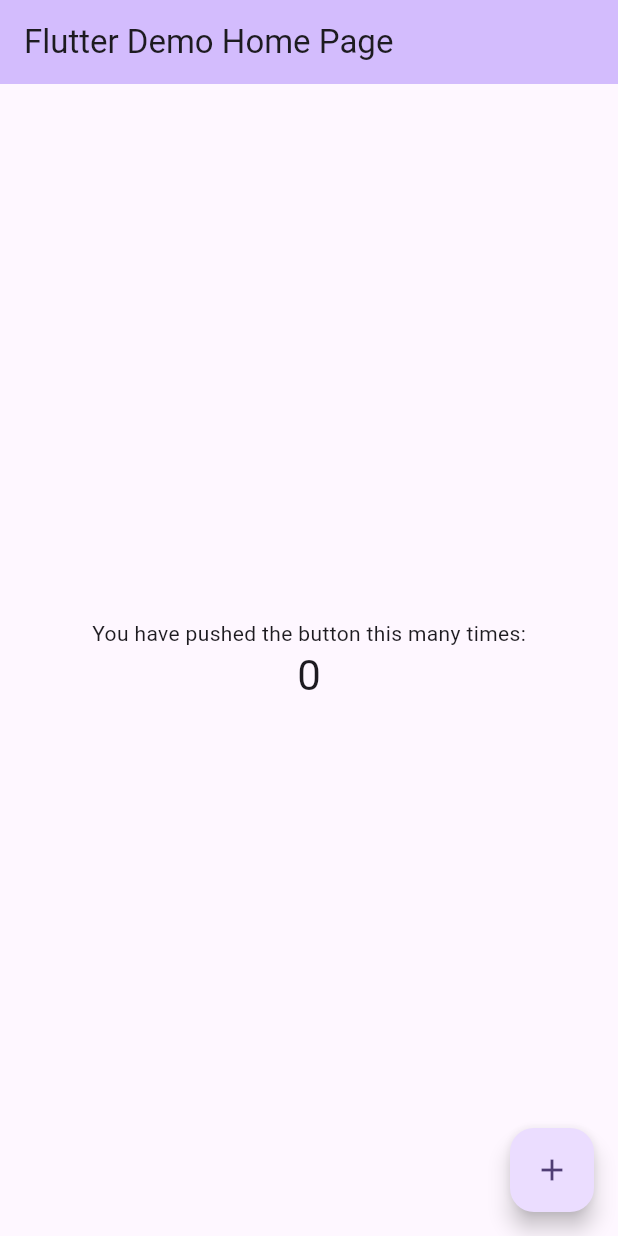
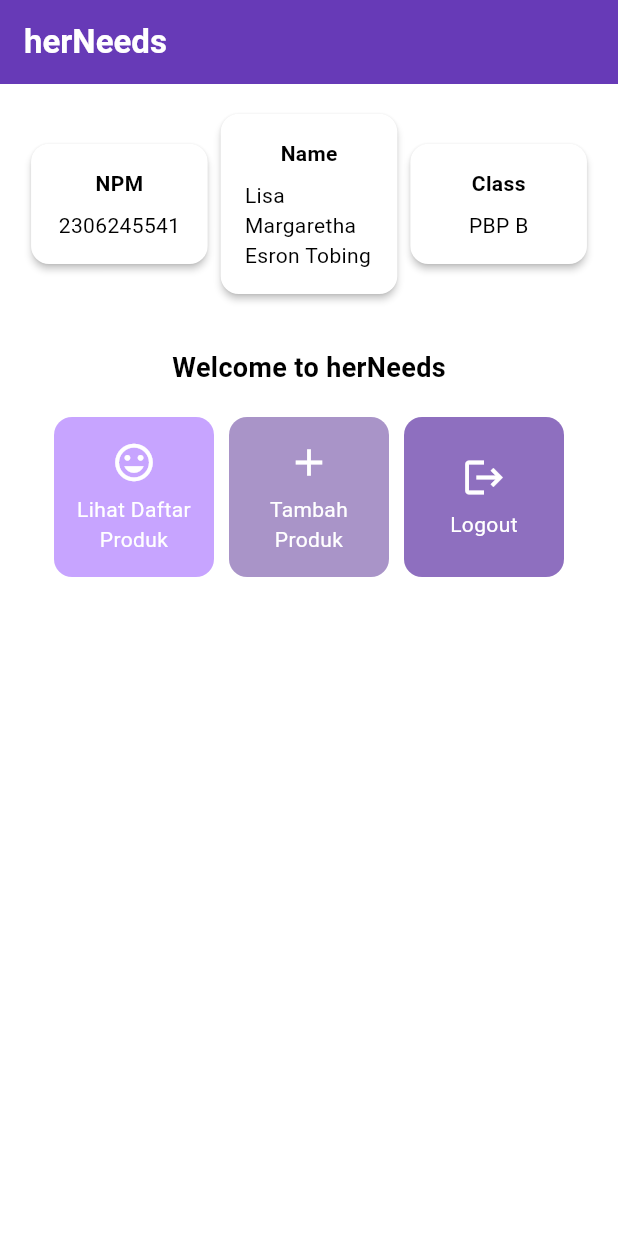
Before and after one commit to lisamrgrth/her-needs-mobile, a Flutter app: the screen it shows after launch, on a phone screen of 412 x 824 dp. Run offline on Flutter 3.47's test engine with Material 3 defaults, Android fonts, the phone set to English and light mode, and no system bars.

Commit message:
Menyelesaikan Tugas 7

```diff
--- a/lib/main.dart
+++ b/lib/main.dart
@@ -1,4 +1,6 @@
+import 'package:her_needs/menu.dart';
 import 'package:flutter/material.dart';
+
 
 void main() {
   runApp(const MyApp());
@@ -11,7 +13,7 @@
   @override
   Widget build(BuildContext context) {
     return MaterialApp(
-      title: 'Flutter Demo',
+      title: 'herNeeds',
       theme: ThemeData(
         // This is the theme of your application.
         //
@@ -28,98 +30,10 @@
         //
         // This works for code too, not just values: Most code changes can be
         // tested with just a hot reload.
-        colorScheme: ColorScheme.fromSeed(seedColor: Colors.deepPurple),
+        colorScheme: ColorScheme.fromSwatch(primarySwatch: Colors.deepPurple,).copyWith(secondary: Colors.deepPurple[400]),
         useMaterial3: true,
       ),
-      home: const MyHomePage(title: 'Flutter Demo Home Page'),
+      home: MyHomePage(),
     );
   }
 }
-
-class MyHomePage extends StatefulWidget {
-  const MyHomePage({super.key, required this.title});
-
-  // This widget is the home page of your application. It is stateful, meaning
-  // that it has a State object (defined below) that contains fields that affect
-  // how it looks.
-
-  // This class is the configuration for the state. It holds the values (in this
-  // case the title) provided by the parent (in this case the App widget) and
-  // used by the build method of the State. Fields in a Widget subclass are
-  // always marked "final".
-
-  final String title;
-
-  @override
-  State<MyHomePage> createState() => _MyHomePageState();
-}
-
-class _MyHomePageState extends State<MyHomePage> {
-  int _counter = 0;
-
-  void _incrementCounter() {
-    setState(() {
-      // This call to setState tells the Flutter framework that something has
-      // changed in this State, which causes it to rerun the build method below
-      // so that the display can reflect the updated values. If we changed
-      // _counter without calling setState(), then the build method would not be
-      // called again, and so nothing would appear to happen.
-      _counter++;
-    });
-  }
-
-  @override
-  Widget build(BuildContext context) {
-    // This method is rerun every time setState is called, for instance as done
-    // by the _incrementCounter method above.
-    //
-    // The Flutter framework has been optimized to make rerunning build methods
-    // fast, so that you can just rebuild anything that needs updating rather
-    // than having to individually change instances of widgets.
-    return Scaffold(
-      appBar: AppBar(
-        // TRY THIS: Try changing the color here to a specific color (to
-        // Colors.amber, perhaps?) and trigger a hot reload to see the AppBar
-        // change color while the other colors stay the same.
-        backgroundColor: Theme.of(context).colorScheme.inversePrimary,
-        // Here we take the value from the MyHomePage object that was created by
-        // the App.build method, and use it to set our appbar title.
-        title: Text(widget.title),
-      ),
-      body: Center(
-        // Center is a layout widget. It takes a single child and positions it
-        // in the middle of the parent.
-        child: Column(
-          // Column is also a layout widget. It takes a list of children and
-          // arranges them vertically. By default, it sizes itself to fit its
-          // children horizontally, and tries to be as tall as its parent.
-          //
-          // Column has various properties to control how it sizes itself and
-          // how it positions its children. Here we use mainAxisAlignment to
-          // center the children vertically; the main axis here is the vertical
-          // axis because Columns are vertical (the cross axis would be
-          // horizontal).
-          //
-          // TRY THIS: Invoke "debug painting" (choose the "Toggle Debug Paint"
-          // action in the IDE, or press "p" in the console), to see the
-          // wireframe for each widget.
-          mainAxisAlignment: MainAxisAlignment.center,
-          children: <Widget>[
-            const Text(
-              'You have pushed the button this many times:',
-            ),
-            Text(
-              '$_counter',
-              style: Theme.of(context).textTheme.headlineMedium,
-            ),
-          ],
-        ),
-      ),
-      floatingActionButton: FloatingActionButton(
-        onPressed: _incrementCounter,
-        tooltip: 'Increment',
-        child: const Icon(Icons.add),
-      ), // This trailing comma makes auto-formatting nicer for build methods.
-    );
-  }
-}
--- /dev/null
+++ b/lib/menu.dart
@@ -0,0 +1,187 @@
+import 'package:flutter/material.dart';
+
+class MyHomePage extends StatelessWidget {
+    MyHomePage({super.key});
+    final String npm = '2306245541'; // NPM
+    final String name = 'Lisa Margaretha Esron Tobing'; // Nama
+    final String className = 'PBP B'; // Kelas
+
+    final List<ItemHomepage> items = [
+        ItemHomepage("Lihat Daftar Produk", Icons.mood, const Color(0xFFC7A4FF)),
+        ItemHomepage("Tambah Produk", Icons.add, const Color(0xFFA994C8)),
+        ItemHomepage("Logout", Icons.logout, const Color(0xFF8E6FBF)),
+    ];
+
+    @override
+    Widget build(BuildContext context) {
+      // Scaffold menyediakan struktur dasar halaman dengan AppBar dan body.
+      return Scaffold(
+        // AppBar adalah bagian atas halaman yang menampilkan judul.
+        appBar: AppBar(
+          // Judul aplikasi "herNeeds" dengan teks putih dan tebal.
+          title: const Text(
+            'herNeeds',
+            style: TextStyle(
+              color: Colors.white,
+              fontWeight: FontWeight.bold,
+            ),
+          ),
+          // Warna latar belakang AppBar diambil dari skema warna tema aplikasi.
+          backgroundColor: Theme.of(context).colorScheme.primary,
+        ),
+        // Body halaman dengan padding di sekelilingnya.
+        body: Padding(
+          padding: const EdgeInsets.all(16.0),
+          // Menyusun widget secara vertikal dalam sebuah kolom.
+          child: Column(
+            crossAxisAlignment: CrossAxisAlignment.center,
+            children: [
+              // Row untuk menampilkan 3 InfoCard secara horizontal.
+              Row(
+                mainAxisAlignment: MainAxisAlignment.spaceEvenly,
+                children: [
+                  InfoCard(title: 'NPM', content: npm),
+                  InfoCard(title: 'Name', content: name),
+                  InfoCard(title: 'Class', content: className),
+                ],
+              ),
+
+              // Memberikan jarak vertikal 16 unit.
+              const SizedBox(height: 16.0),
+
+              // Menempatkan widget berikutnya di tengah halaman.
+              Center(
+                child: Column(
+                  // Menyusun teks dan grid item secara vertikal.
+
+                  children: [
+                    // Menampilkan teks sambutan dengan gaya tebal dan ukuran 18.
+                    const Padding(
+                      padding: EdgeInsets.only(top: 16.0),
+                      child: Text(
+                        'Welcome to herNeeds',
+                        style: TextStyle(
+                          fontWeight: FontWeight.bold,
+                          fontSize: 18.0,
+                        ),
+                      ),
+                    ),
+
+                    // Grid untuk menampilkan ItemCard dalam bentuk grid 3 kolom.
+                    GridView.count(
+                      primary: true,
+                      padding: const EdgeInsets.all(20),
+                      crossAxisSpacing: 10,
+                      mainAxisSpacing: 10,
+                      crossAxisCount: 3,
+                      // Agar grid menyesuaikan tinggi kontennya.
+                      shrinkWrap: true,
+
+                      // Menampilkan ItemCard untuk setiap item dalam list items.
+                      children: items.map((ItemHomepage item) {
+                        return ItemCard(item);
+                      }).toList(),
+                    ),
+                  ],
+                ),
+              ),
+            ],
+          ),
+        ),
+      );
+    }
+  }
+
+class InfoCard extends StatelessWidget {
+  // Kartu informasi yang menampilkan title dan content.
+
+  final String title;  // Judul kartu.
+  final String content;  // Isi kartu.
+
+  const InfoCard({super.key, required this.title, required this.content});
+
+  @override
+  Widget build(BuildContext context) {
+    return Card(
+      // Membuat kotak kartu dengan bayangan dibawahnya.
+      elevation: 2.0,
+      child: Container(
+        // Mengatur ukuran dan jarak di dalam kartu.
+        width: MediaQuery.of(context).size.width / 3.5, // menyesuaikan dengan lebar device yang digunakan.
+        padding: const EdgeInsets.all(16.0),
+        // Menyusun title dan content secara vertikal.
+        child: Column(
+          children: [
+            Text(
+              title,
+              style: const TextStyle(fontWeight: FontWeight.bold),
+            ),
+            const SizedBox(height: 8.0),
+            Text(content),
+          ],
+        ),
+      ),
+    );
+  }
+}
+
+class ItemHomepage {
+    final String name;
+    final IconData icon;
+    final Color color;
+
+    ItemHomepage(this.name, this.icon, this.color);
+}
+
+class ItemCard extends StatelessWidget {
+  // Menampilkan kartu dengan ikon dan nama.
+
+  final ItemHomepage item;
+
+  const ItemCard(this.item, {super.key});
+
+  @override
+  Widget build(BuildContext context) {
+    return Material(
+      color: item.color,
+      // Membuat sudut kartu melengkung.
+      borderRadius: BorderRadius.circular(12),
+
+      child: InkWell(
+        // Aksi ketika kartu ditekan.
+        onTap: () {
+          // Menampilkan pesan SnackBar saat kartu ditekan.
+          ScaffoldMessenger.of(context)
+            ..hideCurrentSnackBar()
+            ..showSnackBar(
+              SnackBar(content: Text("Kamu telah menekan tombol ${item.name}!"))
+            );
+        },
+        // Container untuk menyimpan Icon dan Text
+        child: Container(
+          padding: const EdgeInsets.all(8),
+          child: Center(
+            child: Column(
+              // Menyusun ikon dan teks di tengah kartu.
+              mainAxisAlignment: MainAxisAlignment.center,
+              children: [
+                Icon(
+                  item.icon,
+                  color: Colors.white,
+                  size: 30.0,
+                ),
+                const Padding(padding: EdgeInsets.all(3)),
+                Text(
+                  item.name,
+                  textAlign: TextAlign.center,
+                  style: const TextStyle(color: Colors.white),
+                ),
+              ],
+            ),
+          ),
+        ),
+      ),
+    );
+  }
+
+}
```
Also changed, not shown: 1 other file.
